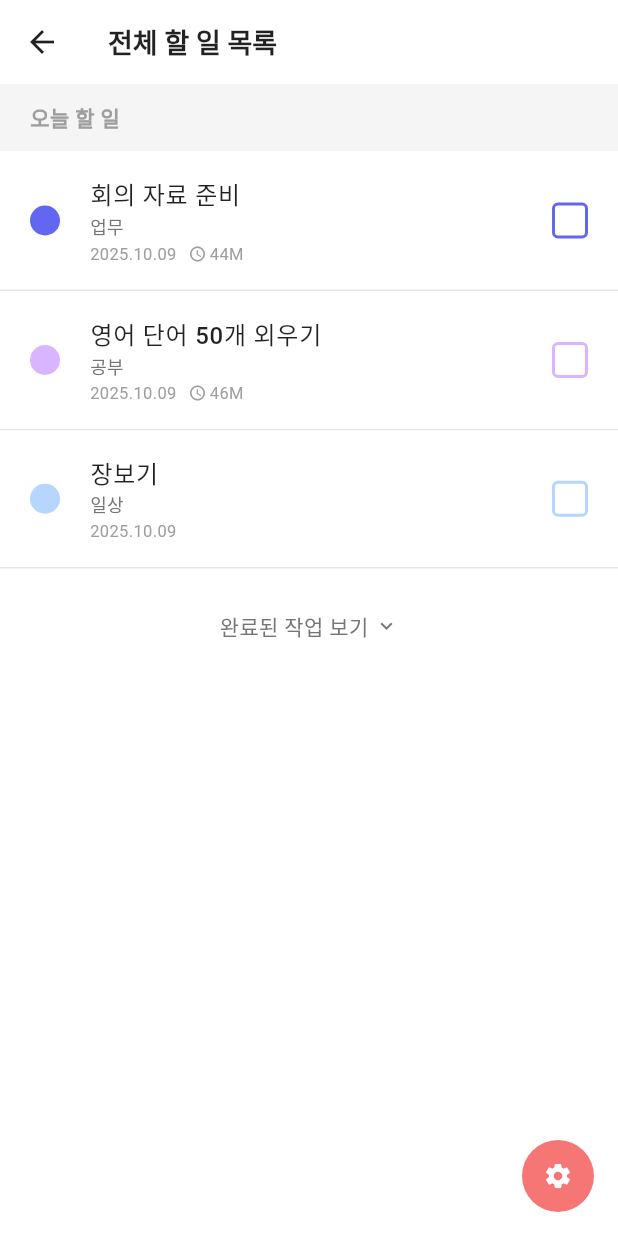
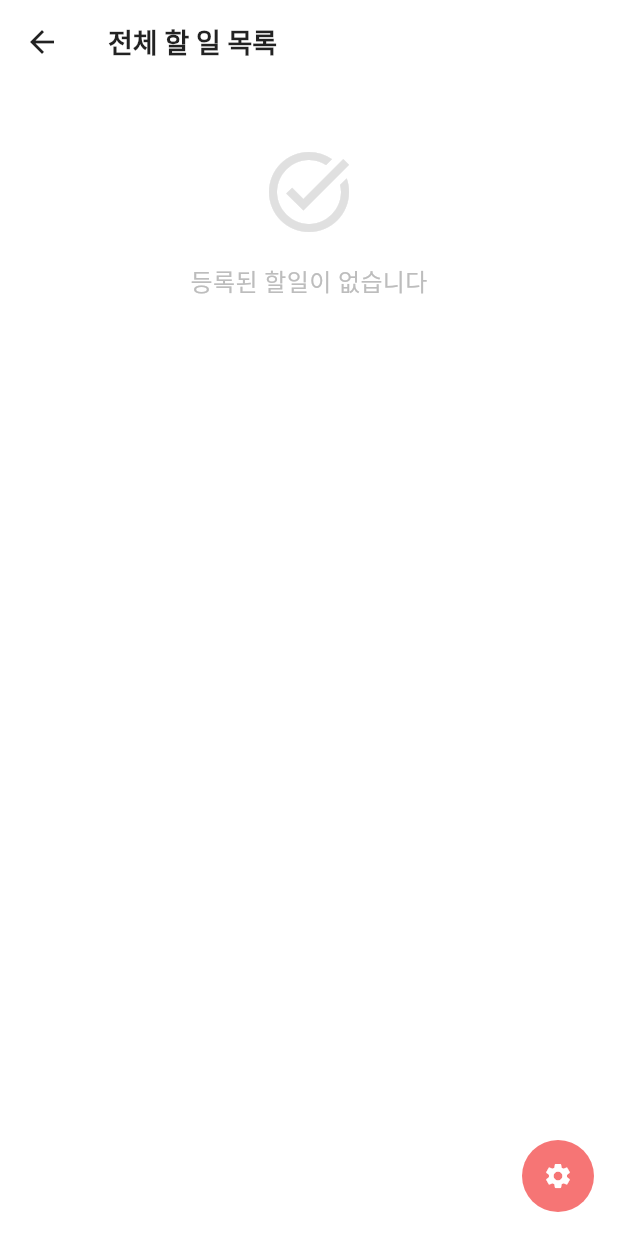
Before and after one commit to solve-z/TimeDog_Test, a Flutter app: the TodoListScreen screen opened directly, on a phone screen of 412 x 824 dp. Run offline on Flutter 3.47's test engine with Material 3 defaults, Android fonts, the phone set to English and light mode, and no system bars; our stand-ins replace audioplayers, device_info_plus, flutter_local_notifications, flutter_riverpod, flutter_svg, logger and 3 more; missing offline and left inert: audio_session, flutter_background; accounts and stored records are empty; Roboto replaces fonts that are missing (OmyuPretty); statements that could not run were skipped.

Commit message:
fix: 타임레코드 표기 오류 수정

```diff
--- a/lib/screen/main/tab/todo/todo_provider.dart
+++ b/lib/screen/main/tab/todo/todo_provider.dart
@@ -27,9 +27,8 @@ class TodoNotifier extends StateNotifier<TodoState> {
         final List<dynamic> todosList = json.decode(todosJson);
         todos = todosList.map((json) => TodoItemVo.fromJson(json)).toList();
       } else {
-        // 처음 실행시 더미 데이터로 초기화
-        todos = List.from(dummyTodoItems);
-        await _saveTodos();
+        // 처음 실행시 빈 목록으로 시작
+        todos = [];
       }
 
       // 선택된 할일 복원 및 검증
--- a/lib/screen/main/tab/todo/vo/todo_items_dummy.dart
+++ b/lib/screen/main/tab/todo/vo/todo_items_dummy.dart
@@ -2,101 +2,135 @@ import 'package:flutter/material.dart';
 import 'vo_todo_item.dart';
 
 final List<TodoItemVo> dummyTodoItems = [
+  // 새벽 6시 (타임라인 시작)
   TodoItemVo(
     id: 'todo_1',
-    title: '회의 자료 준비',
-    description: '월요일 팀 회의 발표 자료 작성',
-    category: '업무',
+    title: '아침 운동',
+    description: '타임라인 시작 시간 테스트',
+    category: '일상',
     color: const Color(0xFF6366F1),
     accentColor: const Color(0xFF4F46E5),
     scheduledDate: DateTime.now(),
-    createdAt: DateTime.now().subtract(const Duration(days: 1)),
-    updatedAt: DateTime.now().subtract(const Duration(hours: 2)),
+    createdAt: DateTime.now(),
+    updatedAt: DateTime.now(),
     isCompleted: false,
     focusTimeRecords: [
       FocusTimeRecord(
         id: 'focus_1',
-        startTime: DateTime(2025, 9, 24, 6, 3),
-        endTime: DateTime(2025, 9, 24, 6, 47),
+        startTime: DateTime(DateTime.now().year, DateTime.now().month, DateTime.now().day, 6, 3),
+        endTime: DateTime(DateTime.now().year, DateTime.now().month, DateTime.now().day, 6, 47),
         focusType: FocusType.pomodoro,
       ),
     ],
   ),
 
+  // 오전 중간
   TodoItemVo(
     id: 'todo_2',
-    title: '영어 단어 50개 외우기',
-    description: 'TOEIC 기출 문제집의 핵심 단어 암기하기',
+    title: '영어 공부',
+    description: '오전 시간대 테스트',
     category: '공부',
     color: const Color(0xFFD9B5FF),
     accentColor: const Color(0xFF9B59E5),
     scheduledDate: DateTime.now(),
-    createdAt: DateTime.now().subtract(const Duration(days: 1)),
-    updatedAt: DateTime.now().subtract(const Duration(hours: 1)),
+    createdAt: DateTime.now(),
+    updatedAt: DateTime.now(),
     isCompleted: false,
     focusTimeRecords: [
       FocusTimeRecord(
         id: 'focus_2',
-        startTime: DateTime(2025, 9, 24, 7, 12),
-        endTime: DateTime(2025, 9, 24, 7, 58),
+        startTime: DateTime(DateTime.now().year, DateTime.now().month, DateTime.now().day, 10, 26),
+        endTime: DateTime(DateTime.now().year, DateTime.now().month, DateTime.now().day, 11, 38),
         focusType: FocusType.pomodoro,
       ),
     ],
   ),
 
+  // 점심 시간대
   TodoItemVo(
     id: 'todo_3',
-    title: '수학의 정석 2단원 풀기',
-    description: '미분 문제 10개 완료하기',
-    category: '공부',
-    color: const Color(0xFFD9B5FF),
-    accentColor: const Color(0xFF9B59E5),
+    title: '업무 회의',
+    description: '낮 시간대 테스트',
+    category: '업무',
+    color: const Color(0xFFFF9800),
+    accentColor: const Color(0xFFF57C00),
     scheduledDate: DateTime.now(),
-    createdAt: DateTime.now().subtract(const Duration(days: 2)),
-    updatedAt: DateTime.now().subtract(const Duration(minutes: 30)),
-    isCompleted: true,
+    createdAt: DateTime.now(),
+    updatedAt: DateTime.now(),
+    isCompleted: false,
     focusTimeRecords: [
       FocusTimeRecord(
         id: 'focus_3',
-        startTime: DateTime(2025, 9, 24, 8, 3),
-        endTime: DateTime(2025, 9, 24, 9, 34),
+        startTime: DateTime(DateTime.now().year, DateTime.now().month, DateTime.now().day, 13, 15),
+        endTime: DateTime(DateTime.now().year, DateTime.now().month, DateTime.now().day, 14, 22),
         focusType: FocusType.pomodoro,
       ),
     ],
   ),
 
+  // 저녁 시간대
   TodoItemVo(
     id: 'todo_4',
-    title: '장보기',
-    description: '주말 식재료 구매하기',
+    title: '저녁 운동',
+    description: '저녁 시간대 테스트',
     category: '일상',
     color: const Color(0xFFB6D6FF),
     accentColor: const Color(0xFF4A9EFF),
     scheduledDate: DateTime.now(),
-    createdAt: DateTime.now().subtract(const Duration(hours: 5)),
-    updatedAt: DateTime.now().subtract(const Duration(minutes: 15)),
+    createdAt: DateTime.now(),
+    updatedAt: DateTime.now(),
     isCompleted: false,
-    focusTimeRecords: [],
-  ),
-
-  TodoItemVo(
-    id: 'todo_5',
-    title: '운동 30분',
-    description: '체력 증진을 위한 유산소 운동',
-    category: '일상',
-    color: const Color(0xFFB6D6FF),
-    accentColor: const Color(0xFF4A9EFF),
-    scheduledDate: DateTime.now(),
-    createdAt: DateTime.now().subtract(const Duration(hours: 8)),
-    updatedAt: DateTime.now().subtract(const Duration(minutes: 45)),
-    isCompleted: true,
     focusTimeRecords: [
       FocusTimeRecord(
         id: 'focus_4',
-        startTime: DateTime(2025, 9, 24, 19, 7),
-        endTime: DateTime(2025, 9, 24, 19, 37),
+        startTime: DateTime(DateTime.now().year, DateTime.now().month, DateTime.now().day, 19, 7),
+        endTime: DateTime(DateTime.now().year, DateTime.now().month, DateTime.now().day, 20, 15),
         focusType: FocusType.stopwatch,
       ),
     ],
   ),
+
+  // 자정 넘어가는 시간대 (같은 날 23시~다음날 1시)
+  TodoItemVo(
+    id: 'todo_5',
+    title: '야간 공부',
+    description: '자정 넘어가는 시간대 테스트',
+    category: '공부',
+    color: const Color(0xFF9C27B0),
+    accentColor: const Color(0xFF7B1FA2),
+    scheduledDate: DateTime.now(),
+    createdAt: DateTime.now(),
+    updatedAt: DateTime.now(),
+    isCompleted: false,
+    focusTimeRecords: [
+      FocusTimeRecord(
+        id: 'focus_5',
+        startTime: DateTime(DateTime.now().year, DateTime.now().month, DateTime.now().day, 23, 45),
+        endTime: DateTime(DateTime.now().year, DateTime.now().month, DateTime.now().day + 1, 1, 20),
+        focusType: FocusType.pomodoro,
+      ),
+    ],
+  ),
+
+  // 새벽 2시~4시 (다음날 새벽, 같은 타임라인)
+  TodoItemVo(
+    id: 'todo_6',
+    title: '새벽 작업',
+    description: '새벽 시간대 테스트 (타임라인 끝부분)',
+    category: '업무',
+    color: const Color(0xFF00BCD4),
+    accentColor: const Color(0xFF0097A7),
+    scheduledDate: DateTime.now(),
+    createdAt: DateTime.now(),
+    updatedAt: DateTime.now(),
+    isCompleted: false,
+    focusTimeRecords: [
+      FocusTimeRecord(
+        id: 'focus_6',
+        startTime: DateTime(DateTime.now().year, DateTime.now().month, DateTime.now().day + 1, 2, 10),
+        endTime: DateTime(DateTime.now().year, DateTime.now().month, DateTime.now().day + 1, 4, 35),
+        focusType: FocusType.pomodoro,
+      ),
+    ],
+  ),
 ];
```
Also changed, not shown: lib/screen/main/tab/todo/f_time_record.dart (+63 -26 lines).
